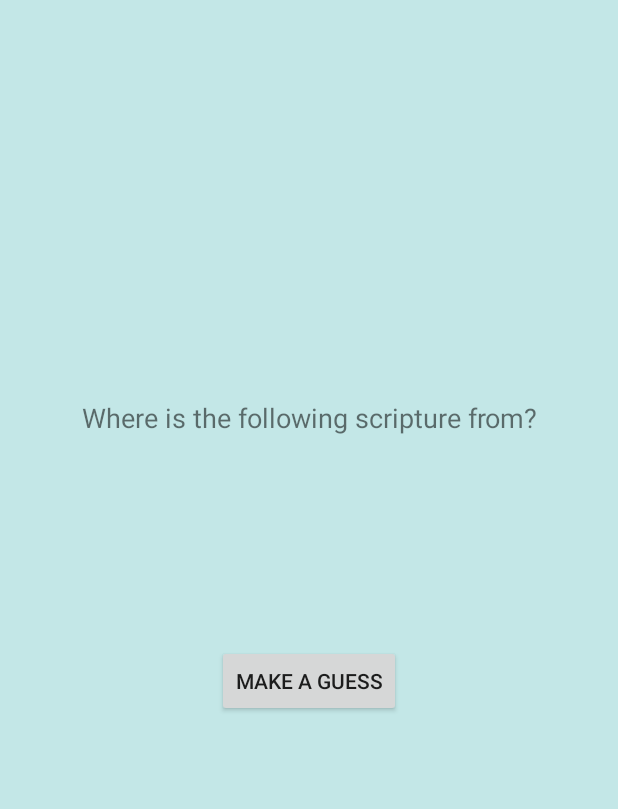
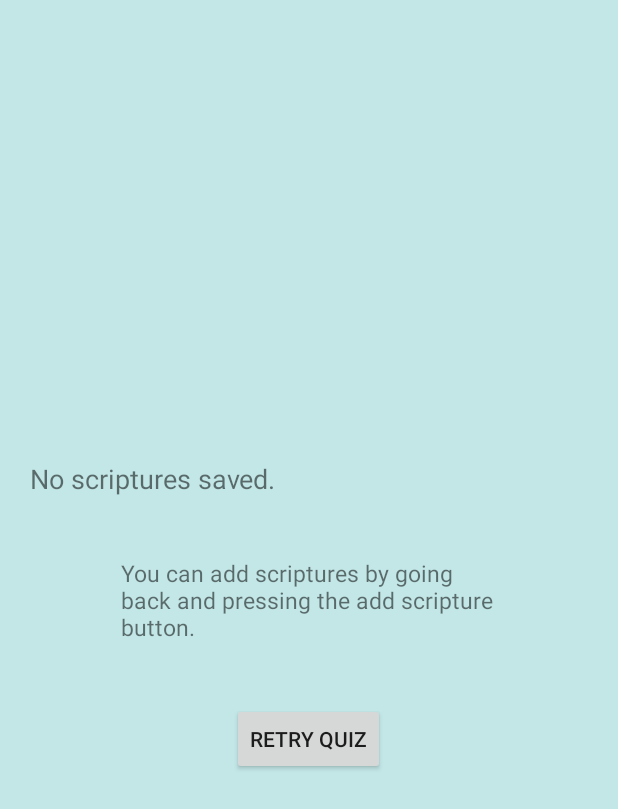
Before and after one commit to SimonChaw/VerseMemory, an Android app: the QuizManager screen opened directly, with no data from a screen before it, on a phone screen of 412 x 824 dp. Shown: the top 809 px of the screen. Run offline under Robolectric (Android 15) with nearby library versions, the phone set to English and light mode, and no system bars.

Commit message:
Close to being done

```diff
--- a/app/src/main/java/org/orithoncore/versememory/QuizManager.java
+++ b/app/src/main/java/org/orithoncore/versememory/QuizManager.java
@@ -4,11 +4,14 @@ import android.content.Context;
 import android.content.Intent;
 import android.os.Bundle;
 import android.support.v7.app.AppCompatActivity;
+import android.text.method.ScrollingMovementMethod;
 import android.util.Log;
 import android.view.View;
 import android.view.animation.AlphaAnimation;
 import android.view.animation.Animation;
 import android.widget.Button;
+import android.widget.LinearLayout;
+import android.widget.TableLayout;
 import android.widget.TextSwitcher;
 import android.widget.TextView;
 
@@ -25,6 +28,10 @@ public class QuizManager extends AppCompatActivity {
     ArrayList<Verse> verses;
     TextView txtHeading;
     TextView txtVerse;
+    TextView txtScore;
+    TextView txtFeedBack;
+    LinearLayout quizLayout;
+    LinearLayout feedbackLayout;
     int currentIndex;
     int guessedCorrect;
     Verse guessedVerse;
@@ -39,11 +46,29 @@ public class QuizManager extends AppCompatActivity {
         out.setDuration(3000);
         setContentView(R.layout.activity_quiz);
         dbHandler = new DataBaseHandler(this);
+        quizLayout = (LinearLayout) findViewById(R.id.QuizLayout);
+        feedbackLayout = (LinearLayout) findViewById(R.id.FeedBackLayout);
         txtHeading = (TextView) findViewById(R.id.txtHeading);
         txtVerse = (TextView) findViewById(R.id.txtVerse);
-        currentIndex =0;
+        txtScore = (TextView) findViewById(R.id.txtScore);
+        txtVerse.setMovementMethod(new ScrollingMovementMethod());
+        txtFeedBack = (TextView) findViewById(R.id.txtFeedBack);
+        txtHeading.setText("Where is the following scripture from?");
+        currentIndex = 0;
         loadVerses(this);
+        if (verses.size() != 0) {//if there are verses setup the quiz
+            if (savedInstanceState != null) {
+                verses = savedInstanceState.getParcelableArrayList("verses");
+                currentIndex = savedInstanceState.getInt("currentIndex");
+                if (currentIndex == verses.size() - 1) {
+                    end();
+                } else {
                     setUpQuestion();
+                }
+            } else {
+                txtVerse.startAnimation(in);
+                setUpQuestion();
+            }
             btnPickScripture = (Button) findViewById(R.id.btnMakeGuess);
             btnPickScripture.setOnClickListener(new View.OnClickListener() {
                 @Override
@@ -52,57 +77,73 @@ public class QuizManager extends AppCompatActivity {
                     startActivityForResult(i, 90);
                 }
             });
+        }else{
+            quizLayout.setVisibility(View.GONE);
+            feedbackLayout.setVisibility(View.VISIBLE);
+            txtFeedBack.setText("No scriptures saved.");
+            txtScore.setText("You can add scriptures by going back and pressing the add scripture button.");
+        }
+    }
 
+    @Override
+    public void onSaveInstanceState(Bundle outState) {
+        super.onSaveInstanceState(outState);
+        outState.putParcelableArrayList("verses", verses);
+        outState.putInt("currentIndex",currentIndex);
     }
 
     public void next(){
-       if(currentIndex < verses.size()){
+       if(currentIndex < verses.size() - 1){//if the guessed verse matches add a point
            if(guessedVerse.bookName.equals(verses.get(currentIndex).bookName) && guessedVerse.chapterNum == verses.get(currentIndex).chapterNum
                    && guessedVerse.verseNum.equals(verses.get(currentIndex).verseNum)){
                guessedCorrect ++;
            }
-           currentIndex ++;
+           currentIndex ++;//increment the current index
+           txtVerse.startAnimation(out);//start animation
            setUpQuestion();
+           txtVerse.startAnimation(in);
        }else{
-           if(guessedCorrect > (verses.size() / 2)){
-               //feedback to user, they did good
-           }else{
-               //feedback to user, they could do better
+           end();
        }
     }
 
+    public void end(){
+        quizLayout.setVisibility(View.GONE);//hide the quiz UI
+        feedbackLayout.setVisibility(View.VISIBLE);//show the feedback
+        if(guessedCorrect > (verses.size() / 2)){
+            //feedback to user, they did good
+            txtFeedBack.setText("Well done!");
+            txtScore.setText("Congratulations, you guessed " + guessedCorrect + " verses correctly out of " + verses.size() + ". Well done, click retry to start again.");
+        }else{
+            //feedback to user, they could do better
+            txtFeedBack.setText("You can do better... ");
+            txtScore.setText("You guessed " + guessedCorrect + " verses correctly out of " + verses.size() + ". Practice makes perfect. Click retry to start again.");
+        }
     }
 
-    public void setUpQuestion(){
-        txtHeading.setText("Where is the following scripture from?");
-        txtVerse.startAnimation(out);
+    public void setUpQuestion() {
         dbHandler.open();
-        if(verses.get(currentIndex).verseNum.contains("-")) {
+        if(verses.get(currentIndex).verseNum.contains("-")) {//set up a number range of verses if need be
             String[] verses2 = verses.get(currentIndex).verseNum.split("-");
             int verseRangeLow = Integer.parseInt(verses2[0]);
             int verseRangeHigh = Integer.parseInt(verses2[1]);
             int[] verseRange = new int[(verseRangeHigh - verseRangeLow) + 1];
             for (int i = 0; i < verseRange.length; i++) {
                 verseRange[i] = verseRangeLow + i;
-            }
-            txtVerse.setText(dbHandler.getVerse(verses.get(currentIndex).bookName, verses.get(currentIndex).chapterNum,verseRange,false));
-            txtVerse.startAnimation(in);
+            }//set up verse with out the verseNum
+            txtVerse.setText(dbHandler.getVerse(verses.get(currentIndex).bookName, verses.get(currentIndex).chapterNum, verseRange,false));
         }else{
             int[] verseRange = {Integer.parseInt(verses.get(currentIndex).verseNum)};
             txtVerse.setText(dbHandler.getVerse(verses.get(currentIndex).bookName, verses.get(currentIndex).chapterNum,verseRange,false));
-            txtVerse.startAnimation(in);
         }
         dbHandler.close();
     }
 
-    public void loadVerses(Context ctx){
+    public void loadVerses(Context ctx){//load all the verses
         dbHandler.open();
         verses = dbHandler.loadVerses();
         int i = 0;
-        if(verses.isEmpty()) {
-
-        }
-        Collections.shuffle(verses);
+        Collections.shuffle(verses);//shuffle the verses
         dbHandler.close();
     }
 
--- a/app/src/main/res/layout/activity_quiz.xml
+++ b/app/src/main/res/layout/activity_quiz.xml
@@ -6,13 +6,15 @@
     android:background="#c3e7e7"
     android:layout_height="match_parent">
 
-    <TableLayout
+    <LinearLayout
         android:layout_width="match_parent"
         android:layout_height="wrap_content"
-        android:id="@+id/QuizLayout"
-        android:layout_marginBottom="100dp">
+        android:orientation="vertical"
+        android:id="@+id/QuizLayout">
         <LinearLayout
             android:orientation="horizontal"
+            android:layout_width="match_parent"
+            android:layout_height="wrap_content"
             android:padding="20dp">
             <TextView
                 android:layout_width="match_parent"
@@ -22,15 +24,20 @@
                 android:id="@+id/txtHeading"
                 android:textSize="@dimen/textHeading"/>
         </LinearLayout>
-        <TableRow android:gravity="center"
+        <LinearLayout
+            android:gravity="center"
             android:layout_width="match_parent"
-            android:padding="50dp">
+            android:layout_height="wrap_content"
+            android:layout_margin="50dp">
+
             <TextView
-                android:layout_width="200dp"
+                android:layout_width="match_parent"
                 android:layout_height="wrap_content"
-                android:id="@+id/txtVerse"
-                android:text="TEST"/>
-        </TableRow>
+                android:maxLines="10"
+                android:scrollbars="vertical"
+                android:id="@+id/txtVerse"/>
+
+        </LinearLayout>
         <LinearLayout
             android:layout_width="match_parent"
             android:layout_height="wrap_content"
@@ -44,36 +51,46 @@
                 android:text="make a guess"/>
 
         </LinearLayout>
-    </TableLayout>
-    <TableLayout
+    </LinearLayout>
+    <LinearLayout
         android:layout_width="match_parent"
         android:layout_height="wrap_content"
         android:id="@+id/FeedBackLayout"
-        android:visibility="gone"
-        android:layout_marginBottom="100dp">
-        <TableRow android:gravity="center"
-        android:padding="20dp">
+        android:orientation="vertical"
+        android:visibility="gone">
+        <LinearLayout
+            android:gravity="center"
+            android:layout_width="match_parent"
+            android:layout_height="wrap_content"
+            android:padding="20dp">
             <TextView
                 android:layout_width="match_parent"
                 android:layout_height="wrap_content"
                 android:id="@+id/txtFeedBack"
                 android:textSize="@dimen/textHeading"/>
-        </TableRow>
-        <TableRow android:gravity="center"
+        </LinearLayout>
+        <LinearLayout android:gravity="center"
+            android:layout_width="match_parent"
+            android:layout_height="wrap_content"
             android:padding="20dp">
             <TextView
-                android:layout_width="match_parent"
+                android:textAlignment="viewStart"
+                android:layout_width="250dp"
+                android:gravity="start"
                 android:layout_height="wrap_content"
                 android:id="@+id/txtScore"
                 android:textSize="@dimen/textSize"/>
-        </TableRow>
-        <TableRow android:gravity="center"
+        </LinearLayout>
+        <LinearLayout
+            android:gravity="center"
+            android:layout_width="match_parent"
+            android:layout_height="wrap_content"
             android:padding="20dp">
             <Button
                 android:layout_width="wrap_content"
                 android:id="@+id/btnRetry"
                 android:text="@string/btnRetry"
                 android:layout_height="wrap_content" />
-        </TableRow>
-    </TableLayout>
+        </LinearLayout>
+    </LinearLayout>
 </LinearLayout>
```
Also changed, not shown: app/src/main/java/org/orithoncore/versememory/ManageVerses.java (+39 -9 lines), app/src/main/java/org/orithoncore/versememory/ScripturePickerPopup.java (+24 -28 lines), app/src/main/res/layout/activity_manage.xml (+30 -1 lines), app/src/main/res/drawable/sad.png (added). Lines whose indentation alone changed are shown as unchanged.
